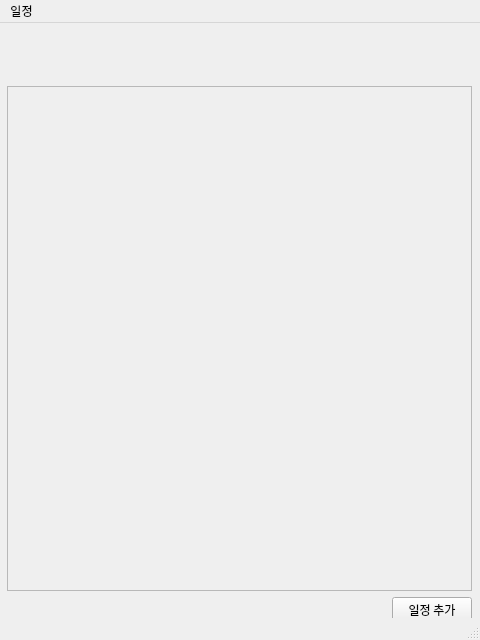
First picture: the form in ui/MainWindow.ui, repository stellarfloat/2020-2_swp2_ADProject_Remi, before the edit.
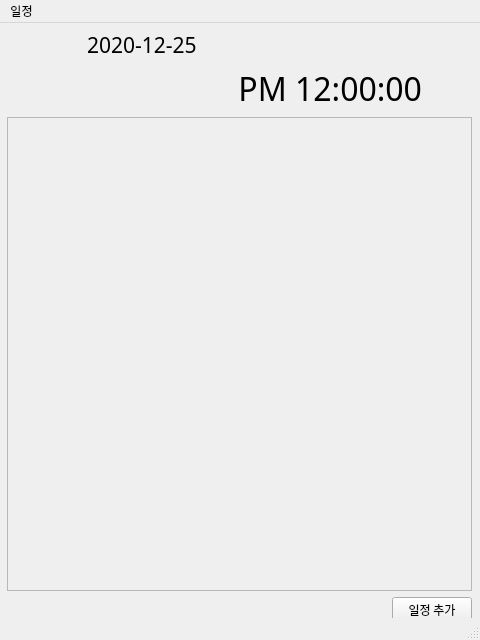
Second picture: the form after the edit.

Commit message:
move ScheduleList to MainWindow
- move ScheduleList to MainWindow (remove AlarmListWindow)
- fix AlarmAddWindow
- fix AlarmWidget

The edit to the form file:
```diff
--- a/ui/MainWindow.ui
+++ b/ui/MainWindow.ui
@@ -59,19 +59,40 @@
      <property name="rightMargin">
       <number>8</number>
      </property>
+     <item>
+      <widget class="QLabel" name="CurrentDate">
+       <property name="font">
+        <font>
+         <pointsize>16</pointsize>
+        </font>
+       </property>
+       <property name="text">
+        <string>2020-12-25</string>
+       </property>
+       <property name="indent">
+        <number>80</number>
+       </property>
+      </widget>
+     </item>
      <item>
       <widget class="QLabel" name="CurrentTime">
        <property name="font">
         <font>
          <family>맑은 고딕</family>
-         <pointsize>28</pointsize>
+         <pointsize>24</pointsize>
         </font>
        </property>
        <property name="layoutDirection">
         <enum>Qt::LeftToRight</enum>
        </property>
+       <property name="text">
+        <string>PM 12:00:00</string>
+       </property>
        <property name="alignment">
-        <set>Qt::AlignCenter</set>
+        <set>Qt::AlignRight|Qt::AlignTrailing|Qt::AlignVCenter</set>
+       </property>
+       <property name="indent">
+        <number>50</number>
        </property>
       </widget>
      </item>
@@ -86,10 +107,10 @@
           <x>0</x>
           <y>0</y>
           <width>463</width>
-          <height>503</height>
+          <height>472</height>
          </rect>
         </property>
-         <layout class="QVBoxLayout" name="AlarmList" stretch="">
+        <layout class="QVBoxLayout" name="AlarmList">
           <property name="leftMargin">
            <number>5</number>
           </property>
```
Left out of the diff: 11 changed lines with no effect on the pictures. Lines whose indentation alone changed are shown as unchanged. The commit also changes 6 other files.
